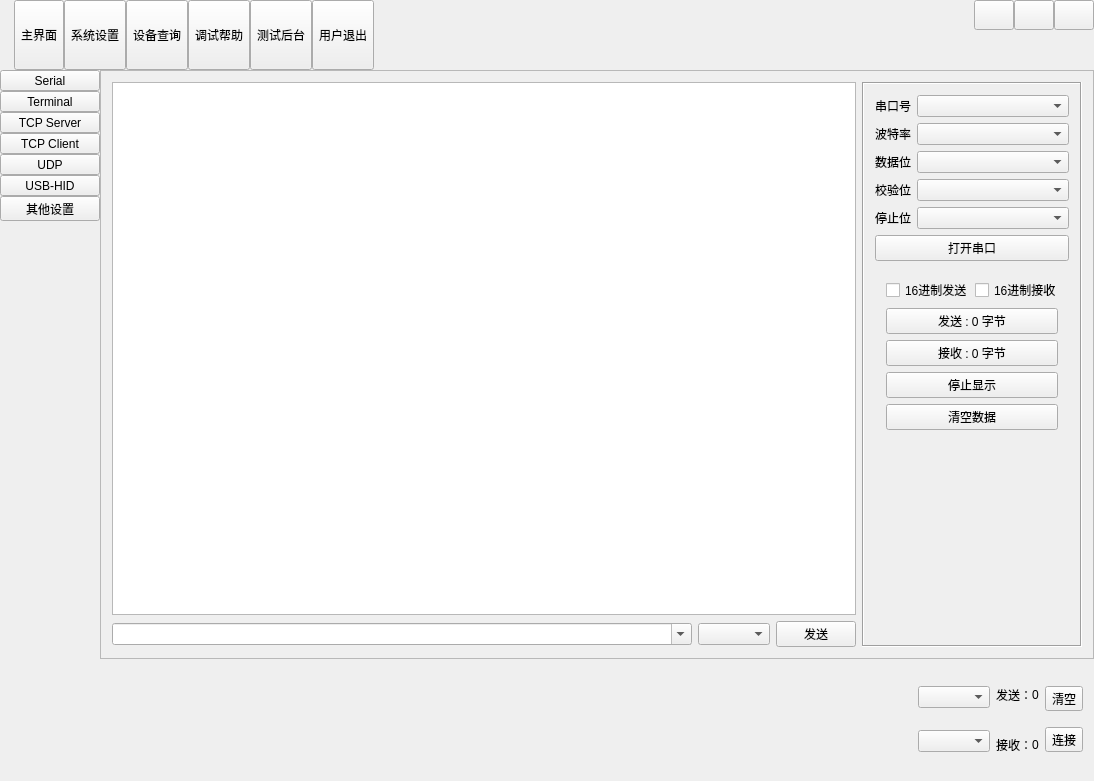
This is framemain.ui in flyghost/creekwater as Qt 5 draws it before an edit. The edited form follows.
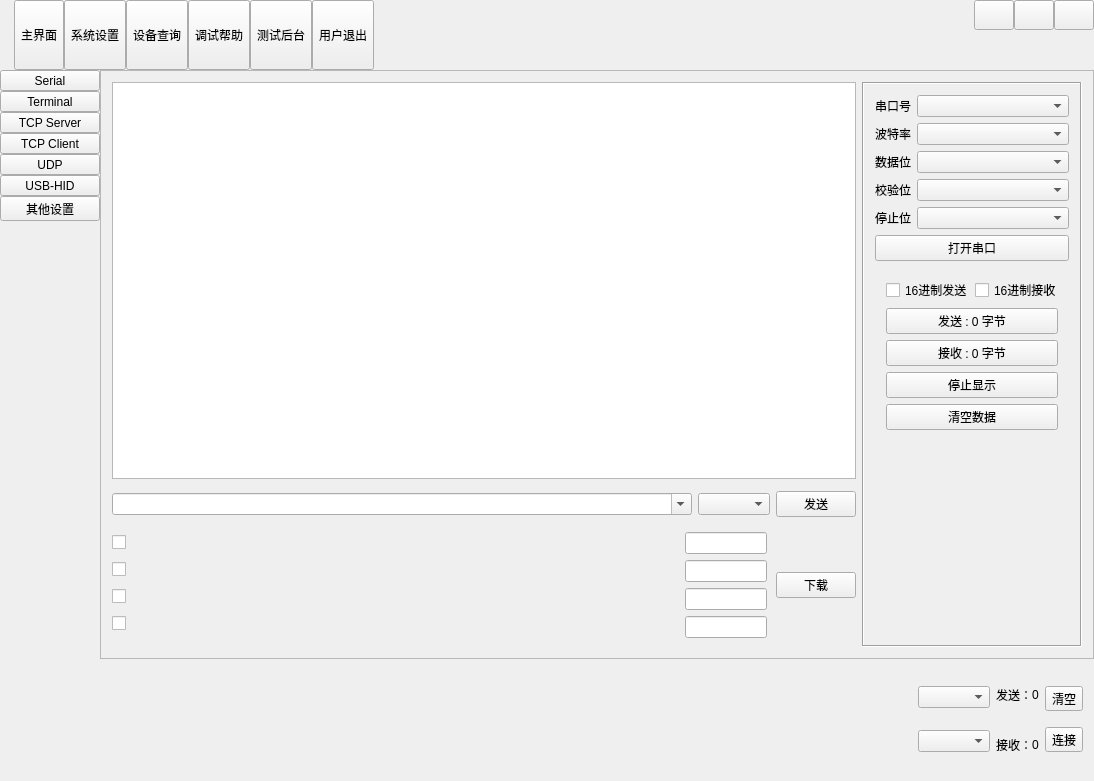
This is the edited form. The open tabs and pages were chosen to show the change. Icons and pictures are not drawn. Custom widgets are drawn as their Qt base class.

```diff
--- a/framemain.ui
+++ b/framemain.ui
@@ -2504,7 +2504,233 @@
            <item>
             <widget class="QWidget" name="widget" native="true">
              <layout class="QGridLayout" name="gridLayout">
-              <item row="0" column="1" rowspan="2">
+              <item row="2" column="0">
+               <layout class="QHBoxLayout" name="horizontalLayout_18">
+                <item>
+                 <widget class="QComboBox" name="cboxSend">
+                  <property name="sizePolicy">
+                   <sizepolicy hsizetype="Expanding" vsizetype="Fixed">
+                    <horstretch>0</horstretch>
+                    <verstretch>0</verstretch>
+                   </sizepolicy>
+                  </property>
+                  <property name="editable">
+                   <bool>true</bool>
+                  </property>
+                  <property name="duplicatesEnabled">
+                   <bool>false</bool>
+                  </property>
+                 </widget>
+                </item>
+                <item>
+                 <widget class="QComboBox" name="cboxSendEndFlag"/>
+                </item>
+                <item>
+                 <widget class="QPushButton" name="btnSend">
+                  <property name="minimumSize">
+                   <size>
+                    <width>80</width>
+                    <height>0</height>
+                   </size>
+                  </property>
+                  <property name="text">
+                   <string>发送</string>
+                  </property>
+                 </widget>
+                </item>
+               </layout>
+              </item>
+              <item row="0" column="0">
+               <widget class="QTextEdit" name="txtMain">
+                <property name="enabled">
+                 <bool>true</bool>
+                </property>
+                <property name="frameShape">
+                 <enum>QFrame::StyledPanel</enum>
+                </property>
+                <property name="verticalScrollBarPolicy">
+                 <enum>Qt::ScrollBarAsNeeded</enum>
+                </property>
+                <property name="horizontalScrollBarPolicy">
+                 <enum>Qt::ScrollBarAsNeeded</enum>
+                </property>
+                <property name="readOnly">
+                 <bool>true</bool>
+                </property>
+               </widget>
+              </item>
+              <item row="3" column="0">
+               <widget class="QWidget" name="widget_12" native="true">
+                <layout class="QHBoxLayout" name="horizontalLayout_11">
+                 <property name="spacing">
+                  <number>0</number>
+                 </property>
+                 <property name="leftMargin">
+                  <number>0</number>
+                 </property>
+                 <property name="topMargin">
+                  <number>0</number>
+                 </property>
+                 <property name="rightMargin">
+                  <number>0</number>
+                 </property>
+                 <property name="bottomMargin">
+                  <number>0</number>
+                 </property>
+                 <item>
+                  <widget class="QWidget" name="widget_15" native="true">
+                   <property name="maximumSize">
+                    <size>
+                     <width>20</width>
+                     <height>16777215</height>
+                    </size>
+                   </property>
+                   <layout class="QVBoxLayout" name="verticalLayout_10">
+                    <property name="spacing">
+                     <number>0</number>
+                    </property>
+                    <property name="leftMargin">
+                     <number>0</number>
+                    </property>
+                    <property name="topMargin">
+                     <number>0</number>
+                    </property>
+                    <property name="rightMargin">
+                     <number>0</number>
+                    </property>
+                    <property name="bottomMargin">
+                     <number>0</number>
+                    </property>
+                    <item>
+                     <widget class="QCheckBox" name="download_checkbox1">
+                      <property name="text">
+                       <string/>
+                      </property>
+                     </widget>
+                    </item>
+                    <item>
+                     <widget class="QCheckBox" name="download_checkbox2">
+                      <property name="text">
+                       <string/>
+                      </property>
+                     </widget>
+                    </item>
+                    <item>
+                     <widget class="QCheckBox" name="download_checkbox3">
+                      <property name="text">
+                       <string/>
+                      </property>
+                     </widget>
+                    </item>
+                    <item>
+                     <widget class="QCheckBox" name="download_checkbox4">
+                      <property name="text">
+                       <string/>
+                      </property>
+                     </widget>
+                    </item>
+                   </layout>
+                  </widget>
+                 </item>
+                 <item>
+                  <widget class="QWidget" name="buttonEditGroupWidget" native="true"/>
+                 </item>
+                 <item>
+                  <widget class="QWidget" name="widget_13" native="true">
+                   <property name="minimumSize">
+                    <size>
+                     <width>100</width>
+                     <height>0</height>
+                    </size>
+                   </property>
+                   <property name="maximumSize">
+                    <size>
+                     <width>100</width>
+                     <height>16777215</height>
+                    </size>
+                   </property>
+                   <layout class="QVBoxLayout" name="verticalLayout_11">
+                    <property name="spacing">
+                     <number>6</number>
+                    </property>
+                    <property name="leftMargin">
+                     <number>9</number>
+                    </property>
+                    <property name="topMargin">
+                     <number>9</number>
+                    </property>
+                    <property name="rightMargin">
+                     <number>9</number>
+                    </property>
+                    <property name="bottomMargin">
+                     <number>9</number>
+                    </property>
+                    <item>
+                     <widget class="QLineEdit" name="addr_lineEdit1">
+                      <property name="maximumSize">
+                       <size>
+                        <width>100</width>
+                        <height>16777215</height>
+                       </size>
+                      </property>
+                     </widget>
+                    </item>
+                    <item>
+                     <widget class="QLineEdit" name="addr_lineEdit2">
+                      <property name="maximumSize">
+                       <size>
+                        <width>100</width>
+                        <height>16777215</height>
+                       </size>
+                      </property>
+                     </widget>
+                    </item>
+                    <item>
+                     <widget class="QLineEdit" name="addr_lineEdit3">
+                      <property name="maximumSize">
+                       <size>
+                        <width>100</width>
+                        <height>16777215</height>
+                       </size>
+                      </property>
+                     </widget>
+                    </item>
+                    <item>
+                     <widget class="QLineEdit" name="addr_lineEdit4">
+                      <property name="maximumSize">
+                       <size>
+                        <width>100</width>
+                        <height>16777215</height>
+                       </size>
+                      </property>
+                     </widget>
+                    </item>
+                   </layout>
+                  </widget>
+                 </item>
+                 <item>
+                  <widget class="QPushButton" name="downloadPushButton">
+                   <property name="minimumSize">
+                    <size>
+                     <width>80</width>
+                     <height>0</height>
+                    </size>
+                   </property>
+                   <property name="maximumSize">
+                    <size>
+                     <width>80</width>
+                     <height>16777215</height>
+                    </size>
+                   </property>
+                   <property name="text">
+                    <string>下载</string>
+                   </property>
+                  </widget>
+                 </item>
+                </layout>
+               </widget>
+              </item>
+              <item row="0" column="1" rowspan="4">
                <widget class="QFrame" name="frmRight">
                 <property name="minimumSize">
                  <size>
@@ -2681,61 +2907,6 @@
                 </layout>
                </widget>
               </item>
-              <item row="0" column="0">
-               <widget class="QTextEdit" name="txtMain">
-                <property name="enabled">
-                 <bool>true</bool>
-                </property>
-                <property name="frameShape">
-                 <enum>QFrame::StyledPanel</enum>
-                </property>
-                <property name="verticalScrollBarPolicy">
-                 <enum>Qt::ScrollBarAsNeeded</enum>
-                </property>
-                <property name="horizontalScrollBarPolicy">
-                 <enum>Qt::ScrollBarAsNeeded</enum>
-                </property>
-                <property name="readOnly">
-                 <bool>true</bool>
-                </property>
-               </widget>
-              </item>
-              <item row="1" column="0">
-               <layout class="QHBoxLayout" name="horizontalLayout_18">
-                <item>
-                 <widget class="QComboBox" name="cboxSend">
-                  <property name="sizePolicy">
-                   <sizepolicy hsizetype="Expanding" vsizetype="Fixed">
-                    <horstretch>0</horstretch>
-                    <verstretch>0</verstretch>
-                   </sizepolicy>
-                  </property>
-                  <property name="editable">
-                   <bool>true</bool>
-                  </property>
-                  <property name="duplicatesEnabled">
-                   <bool>false</bool>
-                  </property>
-                 </widget>
-                </item>
-                <item>
-                 <widget class="QComboBox" name="cboxSendEndFlag"/>
-                </item>
-                <item>
-                 <widget class="QPushButton" name="btnSend">
-                  <property name="minimumSize">
-                   <size>
-                    <width>80</width>
-                    <height>0</height>
-                   </size>
-                  </property>
-                  <property name="text">
-                   <string>发送</string>
-                  </property>
-                 </widget>
-                </item>
-               </layout>
-              </item>
              </layout>
             </widget>
            </item>
```
Left out of the diff: 72 changed lines with no effect on the pictures.
